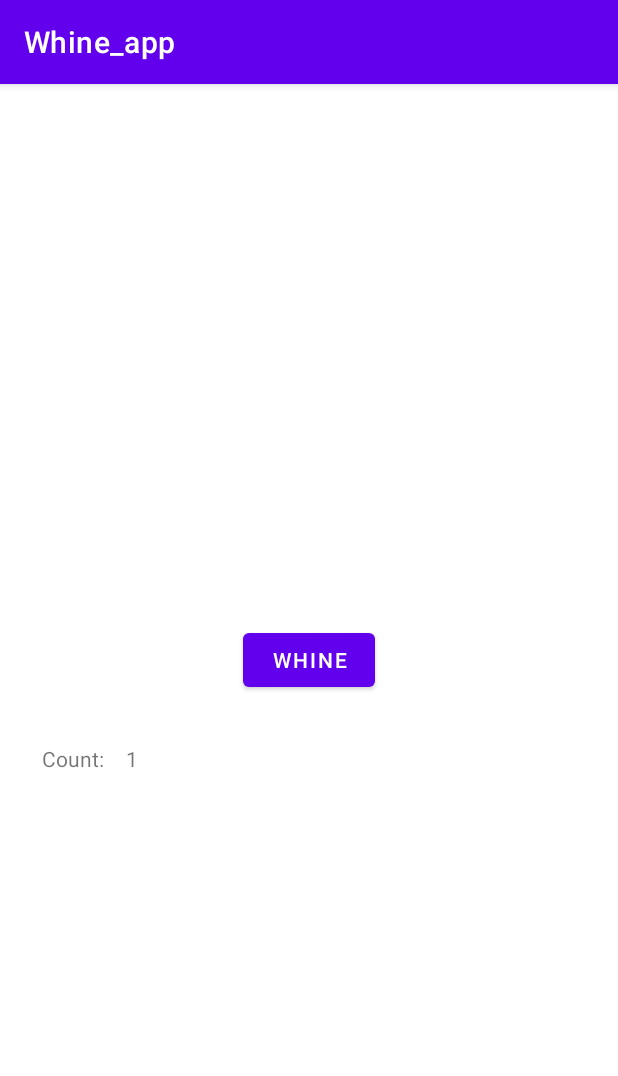
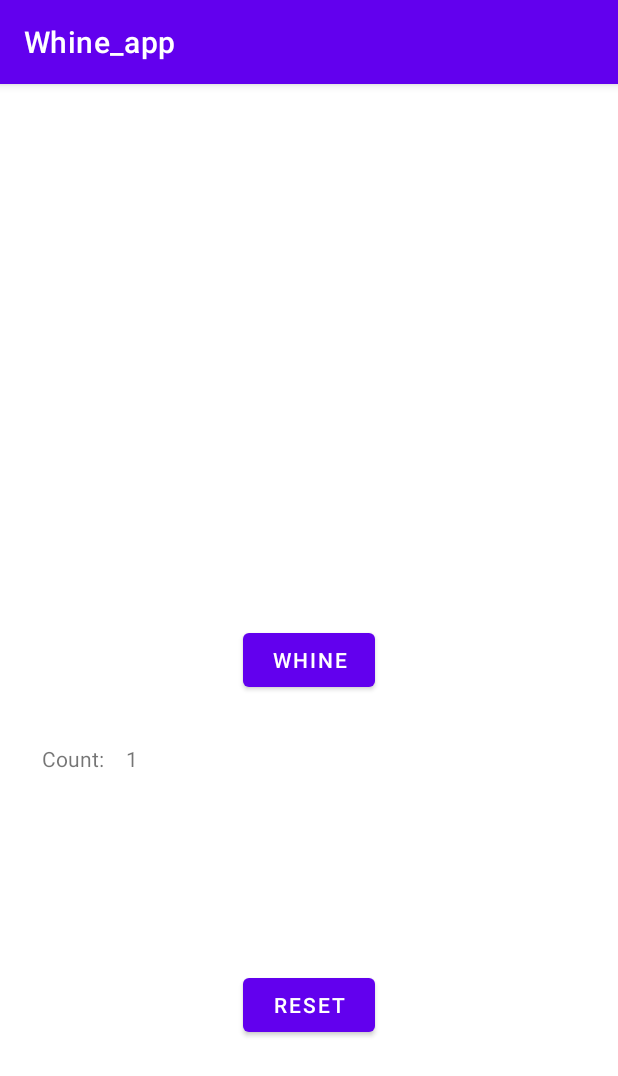
Before and after one commit to rmartin5/whine_app, an Android app: the screen it shows after launch (MainActivity), after a tap on "WHINE", on a phone screen of 412 x 824 dp. Shown: the top 1076 px of the screen. Run offline under Robolectric (Android 15) with nearby library versions, the phone set to English and light mode, and no system bars.

Commit message:
added reset button and randomized reactive text

```diff
--- a/app/src/main/java/com/example/whine_app/MainActivity.kt
+++ b/app/src/main/java/com/example/whine_app/MainActivity.kt
@@ -8,12 +8,14 @@ import android.widget.Toast
 import androidx.appcompat.app.AppCompatActivity
 
 val consequences = listOf<String>("5 pushups", "No computer for a day", "No tv for a day", "10 jumping jacks", "No dessert for a day", "10 pushups", "No internet for a day")
+val whine_comments = listOf<String>("That's a lot of whines", "Is that the whine-bulance?", "Again?!", "Yikes!", "Another whine bites the dust", "Add on the whines")
 
 class MainActivity : AppCompatActivity() {
 
     lateinit var countView: TextView
+    lateinit var consequenceView: TextView
     lateinit var buttonWhine: Button
-    lateinit var consequenceView: TextView
+    lateinit var buttonReset: Button
 
     companion object {
         const val COUNT_KEY = "COUNT_KEY"
@@ -29,6 +31,7 @@ class MainActivity : AppCompatActivity() {
         super.onCreate(savedInstanceState)
         setContentView(R.layout.activity_main)
         buttonWhine = findViewById<Button> (R.id.button_whine)
+        buttonReset = findViewById<Button> (R.id.button_reset)
         countView = findViewById<TextView>(R.id.tv_count_output)
         consequenceView = findViewById<TextView>(R.id.tv_consequence)
 
@@ -36,10 +39,9 @@ class MainActivity : AppCompatActivity() {
 
         buttonWhine.setOnClickListener()
         {
-            Log.i("MainTag", "OnClick")
+            Log.i("MainTag", "Whine OnClick")
 
-            // TODO update to a helpful static message
-            Toast.makeText(this@MainActivity, R.string.message, Toast.LENGTH_LONG).show()
+            Toast.makeText(this@MainActivity, whine_comments.random().toString(), Toast.LENGTH_LONG).show()
 
             count++
 
@@ -48,6 +50,13 @@ class MainActivity : AppCompatActivity() {
             } else {
                 consequenceView.text = ""
             }
+        }
+
+        buttonReset.setOnClickListener()
+        {
+            Log.i("MainTag", "Reset OnClick")
+            count = 0
+            consequenceView.text = ""
         }
     }
 
--- a/app/src/main/res/layout/activity_main.xml
+++ b/app/src/main/res/layout/activity_main.xml
@@ -49,4 +49,14 @@
         app:layout_constraintTop_toTopOf="parent"
         app:layout_constraintVertical_bias="0.588" />
 
+    <Button
+        android:id="@+id/button_reset"
+        android:layout_width="wrap_content"
+        android:layout_height="wrap_content"
+        android:text="Reset"
+        app:layout_constraintBottom_toBottomOf="parent"
+        app:layout_constraintEnd_toEndOf="parent"
+        app:layout_constraintStart_toStartOf="parent"
+        app:layout_constraintTop_toBottomOf="@+id/tv_consequence" />
+
 </androidx.constraintlayout.widget.ConstraintLayout>
--- a/app/src/main/res/values/strings.xml
+++ b/app/src/main/res/values/strings.xml
@@ -1,5 +1,4 @@
 <resources>
     <string name="app_name">Whine_app</string>
     <string name="button_whine">Button</string>
-    <string name="message">Hello world! Is this button working?</string>
 </resources>
```
